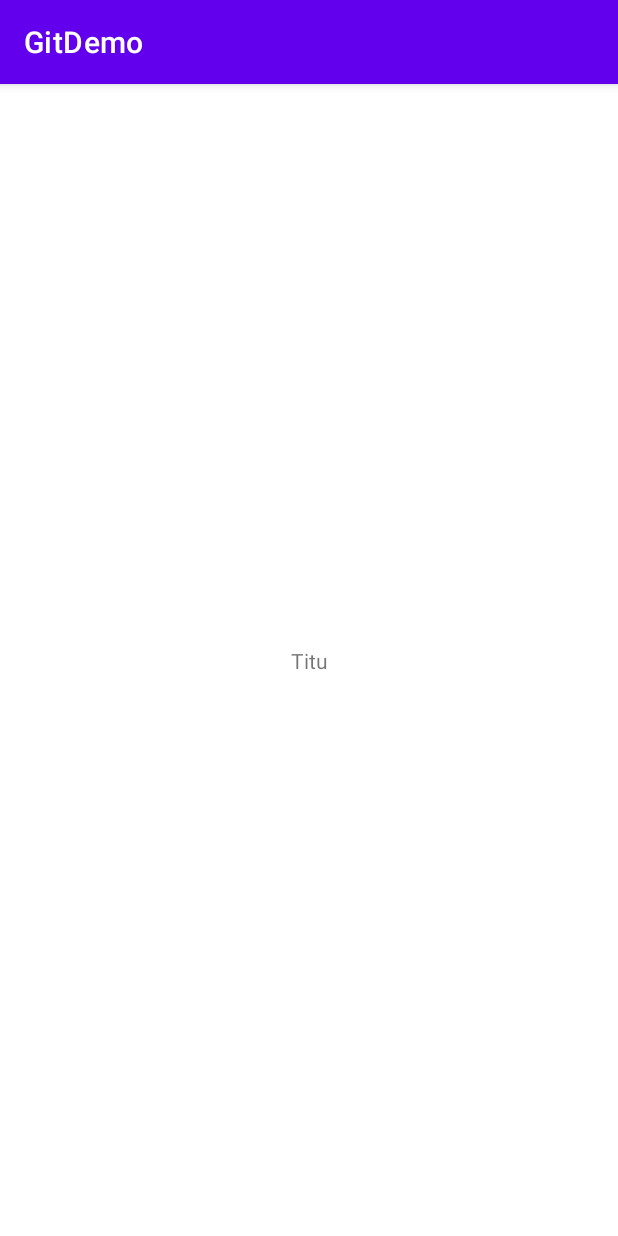
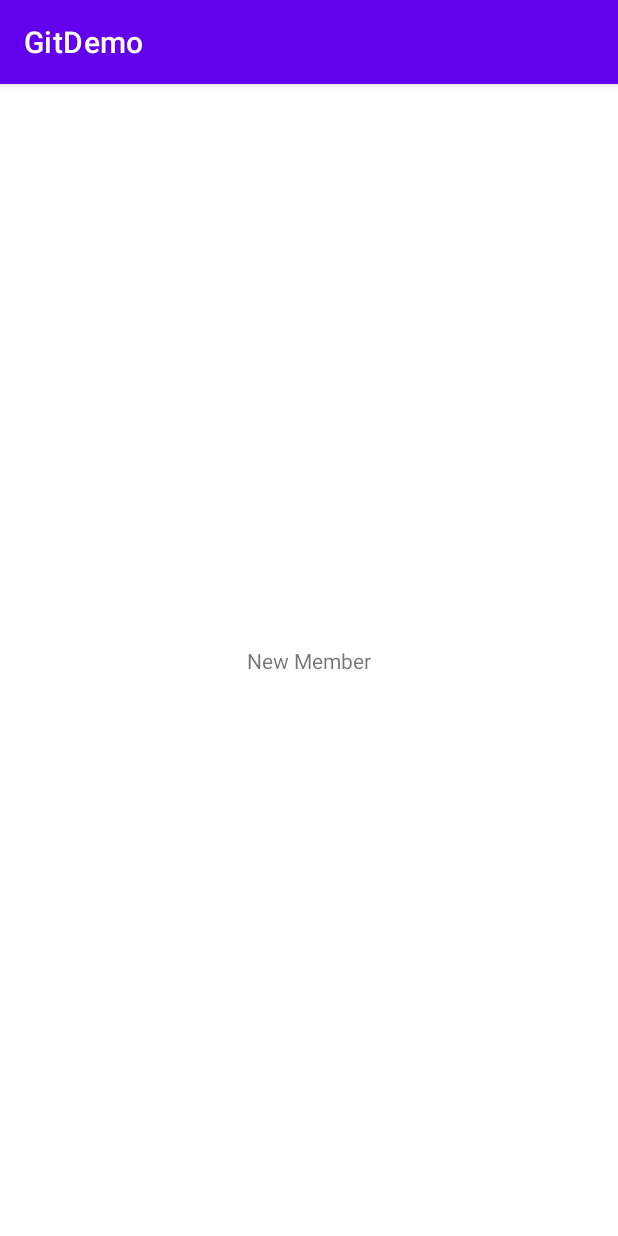
Before and after one commit to sandeepindigis/GitDemo, an Android app: the screen it shows after launch (MainActivity), on a phone screen of 412 x 824 dp. Run offline under Robolectric (Android 15) with nearby library versions, the phone set to English and light mode, and no system bars.

Commit message:
Add New Member

```diff
--- a/app/src/main/java/com/example/gitdemo/MainActivity.java
+++ b/app/src/main/java/com/example/gitdemo/MainActivity.java
@@ -17,6 +17,7 @@ public class MainActivity extends AppCompatActivity {
         tv.setText("Vishal");
         tv.setText("Twinkal");
         tv.setText("Titu");
+        tv.setText("New Member");
         /*tv.setText("Lala");
         tv.setText("Nikki");
         tv.setText("Khudal");
```
